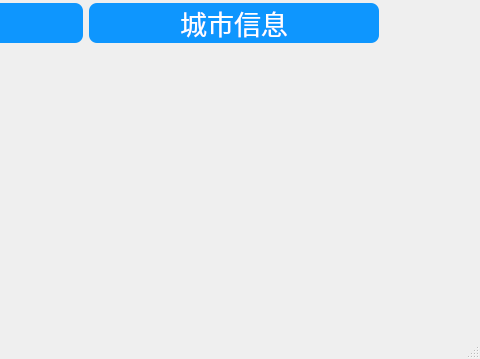
Old version of the form mymain_win.ui in the repository lmandsm/Traffic-Management; both pictures show x 572 to 1052 and y 310 to 669 of the 1052 by 669 pixel window.
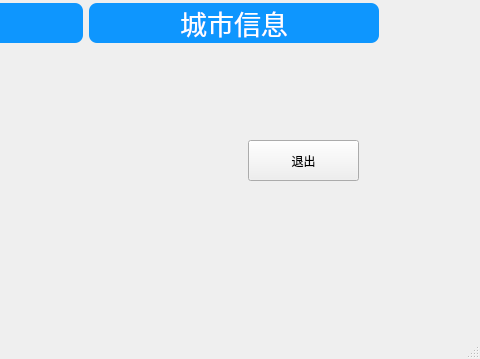
New version of the form. The open tabs and pages were chosen to show the change.

Diff of the .ui file:
```diff
--- a/mymain_win.ui
+++ b/mymain_win.ui
@@ -227,6 +227,19 @@
        </item>
       </layout>
      </widget>
+     <widget class="QPushButton" name="SystemExit_pushButton">
+      <property name="geometry">
+       <rect>
+        <x>800</x>
+        <y>420</y>
+        <width>111</width>
+        <height>41</height>
+       </rect>
+      </property>
+      <property name="text">
+       <string>退出</string>
+      </property>
+     </widget>
     </widget>
     <widget class="QWidget" name="PathChoose_page">
      <property name="minimumSize">
```
